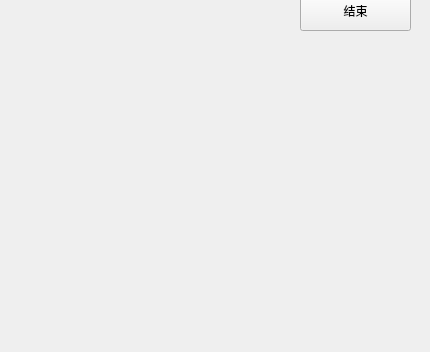
This is sample/Russian.ui in xiongqiumin/JZNodeEditor as Qt 5 draws it before an edit; both pictures show x 0 to 430 and y 200 to 552 of the 430 by 552 pixel window. The edited form follows.
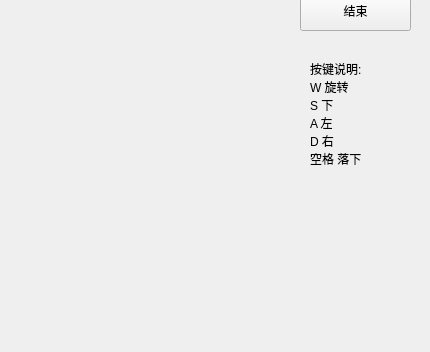
This is the edited form.

Patch:
```diff
--- a/sample/Russian.ui
+++ b/sample/Russian.ui
@@ -70,7 +70,28 @@
    <property name="readOnly">
     <bool>true</bool>
    </property>
-  </widget> 
+  </widget>
+  <widget class="QLabel" name="label_2">
+   <property name="geometry">
+    <rect>
+     <x>310</x>
+     <y>260</y>
+     <width>101</width>
+     <height>211</height>
+    </rect>
+   </property>
+   <property name="text">
+    <string>按键说明:
+W 旋转
+S 下
+A 左
+D 右
+空格 落下</string>
+   </property>
+   <property name="alignment">
+    <set>Qt::AlignLeading|Qt::AlignLeft|Qt::AlignTop</set>
+   </property>
+  </widget>
  </widget>
  <resources/>
  <connections/>
```
Left out of the diff: 14 changed lines with no effect on the pictures.
